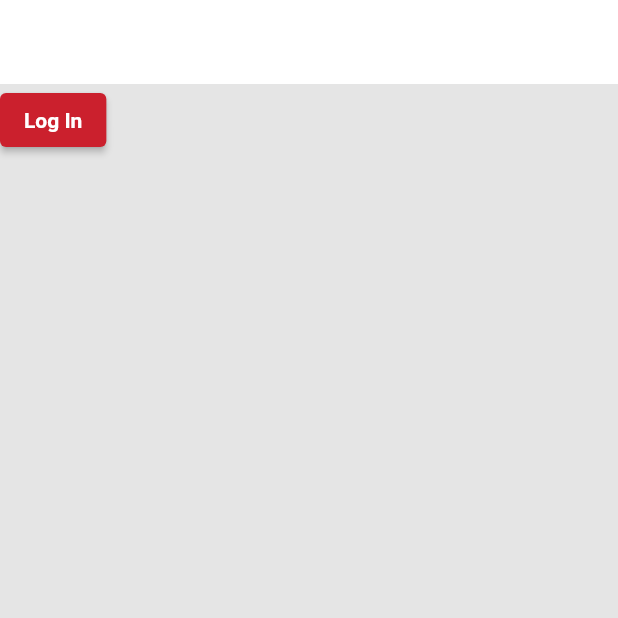
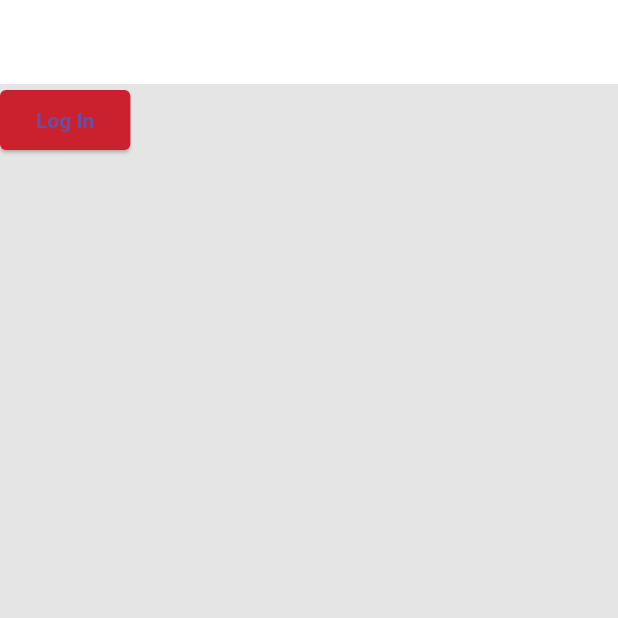
Before and after one commit to arpit-d/readit, a Flutter app: the screen it shows after launch, on a phone screen of 412 x 824 dp, the top half of it. Run offline on Flutter 3.47's test engine with Material 2 defaults, Android fonts, the light colour scheme and no system bars; our stand-ins replace bloc, equatable, flutter_bloc, flutter_secure_storage, get_it, go_router and 1 more; missing offline and left inert: window_to_front; generated files the repository leaves out were written again.

Commit message:
add: enabled material 3

```diff
--- a/lib/core/theme/custom_colors.dart
+++ b/lib/core/theme/custom_colors.dart
@@ -3,4 +3,5 @@ import 'package:flutter/material.dart';
 class CustomColors {
   static const primary = Color(0xFFcb202d);
   static const primarySecond = Color(0xFF736EAB);
+  static const primaryThird = Color(0xFF4F98C2);
 }
--- a/lib/core/theme/custom_theme.dart
+++ b/lib/core/theme/custom_theme.dart
@@ -6,8 +6,9 @@ import 'custom_colors.dart';
 class CustomTheme {
   static ThemeData get lightTheme {
     return ThemeData(
+        useMaterial3: true,
         visualDensity: VisualDensity.adaptivePlatformDensity,
-        primaryColor: CustomColors.primarySecond,
+        primaryColor: CustomColors.primaryThird,
         scaffoldBackgroundColor: Color(0xFFE5E5E5),
         textTheme: GoogleFonts.ibmPlexSansTextTheme(),
         scrollbarTheme: ScrollbarThemeData(
```
